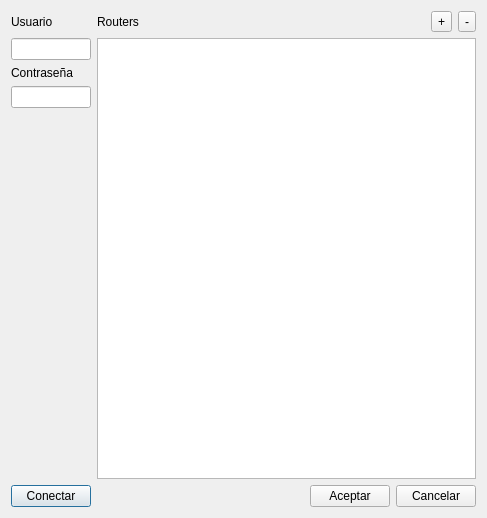
The window that Dialogs/DlgCnfgConnect.ui (silderan/QMikPPPManager) describes before a commit, drawn with Qt 5.
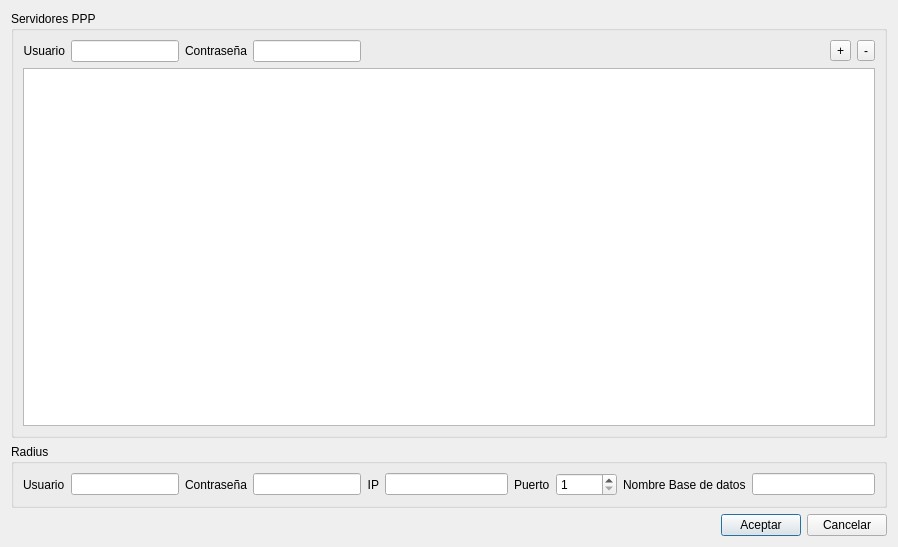
The same window after the commit.

Commit message:
starting radius comunication
Starting radius comunication

The edit to the form file:
```diff
--- a/Dialogs/DlgCnfgConnect.ui
+++ b/Dialogs/DlgCnfgConnect.ui
@@ -6,85 +6,15 @@
    <rect>
     <x>0</x>
     <y>0</y>
-    <width>487</width>
-    <height>518</height>
+    <width>898</width>
+    <height>547</height>
    </rect>
   </property>
   <property name="windowTitle">
    <string>Configuración routers</string>
   </property>
-  <layout class="QGridLayout" name="gridLayout">
-   <item row="0" column="0">
-    <widget class="QLabel" name="label">
-     <property name="text">
-      <string>Usuario</string>
-     </property>
-    </widget>
-   </item>
-   <item row="0" column="1">
-    <widget class="QLabel" name="label_3">
-     <property name="text">
-      <string>Routers</string>
-     </property>
-    </widget>
-   </item>
-   <item row="1" column="0">
-    <widget class="QLineEdit" name="userLineEdit">
-     <property name="sizePolicy">
-      <sizepolicy hsizetype="Maximum" vsizetype="Fixed">
-       <horstretch>0</horstretch>
-       <verstretch>0</verstretch>
-      </sizepolicy>
-     </property>
-    </widget>
-   </item>
-   <item row="1" column="1" rowspan="4" colspan="3">
-    <widget class="QTableWidget" name="hostsTable"/>
-   </item>
+  <layout class="QGridLayout" name="gridLayout_3">
    <item row="2" column="0">
-    <widget class="QLabel" name="label_2">
-     <property name="text">
-      <string>Contraseña</string>
-     </property>
-    </widget>
-   </item>
-   <item row="3" column="0">
-    <widget class="QLineEdit" name="passLineEdit">
-     <property name="sizePolicy">
-      <sizepolicy hsizetype="Maximum" vsizetype="Fixed">
-       <horstretch>0</horstretch>
-       <verstretch>0</verstretch>
-      </sizepolicy>
-     </property>
-    </widget>
-   </item>
-   <item row="4" column="0">
-    <spacer name="verticalSpacer">
-     <property name="orientation">
-      <enum>Qt::Vertical</enum>
-     </property>
-     <property name="sizeHint" stdset="0">
-      <size>
-       <width>20</width>
-       <height>40</height>
-      </size>
-     </property>
-    </spacer>
-   </item>
-   <item row="5" column="0">
-    <widget class="QPushButton" name="connectButton">
-     <property name="sizePolicy">
-      <sizepolicy hsizetype="Maximum" vsizetype="Fixed">
-       <horstretch>0</horstretch>
-       <verstretch>0</verstretch>
-      </sizepolicy>
-     </property>
-     <property name="text">
-      <string>Conectar</string>
-     </property>
-    </widget>
-   </item>
-   <item row="5" column="1">
     <spacer name="horizontalSpacer">
      <property name="orientation">
       <enum>Qt::Horizontal</enum>
@@ -97,21 +27,67 @@
      </property>
     </spacer>
    </item>
-   <item row="5" column="2">
+   <item row="2" column="1">
     <widget class="QPushButton" name="acceptButton">
      <property name="text">
       <string>Aceptar</string>
      </property>
     </widget>
    </item>
-   <item row="5" column="3">
+   <item row="2" column="2">
     <widget class="QPushButton" name="cancelButton">
      <property name="text">
       <string>Cancelar</string>
      </property>
     </widget>
    </item>
-   <item row="0" column="2" colspan="2">
+   <item row="0" column="0" colspan="3">
+    <widget class="QGroupBox" name="groupBox">
+     <property name="title">
+      <string>Servidores PPP</string>
+     </property>
+     <layout class="QGridLayout" name="gridLayout">
+      <item row="0" column="0">
+       <widget class="QLabel" name="label">
+        <property name="text">
+         <string>Usuario</string>
+        </property>
+        <property name="alignment">
+         <set>Qt::AlignRight|Qt::AlignTrailing|Qt::AlignVCenter</set>
+        </property>
+       </widget>
+      </item>
+      <item row="0" column="1">
+       <widget class="QLineEdit" name="userLineEdit">
+        <property name="sizePolicy">
+         <sizepolicy hsizetype="Maximum" vsizetype="Fixed">
+          <horstretch>0</horstretch>
+          <verstretch>0</verstretch>
+         </sizepolicy>
+        </property>
+       </widget>
+      </item>
+      <item row="0" column="2">
+       <widget class="QLabel" name="label_2">
+        <property name="text">
+         <string>Contraseña</string>
+        </property>
+        <property name="alignment">
+         <set>Qt::AlignRight|Qt::AlignTrailing|Qt::AlignVCenter</set>
+        </property>
+       </widget>
+      </item>
+      <item row="0" column="3">
+       <widget class="QLineEdit" name="passLineEdit">
+        <property name="sizePolicy">
+         <sizepolicy hsizetype="Maximum" vsizetype="Fixed">
+          <horstretch>0</horstretch>
+          <verstretch>0</verstretch>
+         </sizepolicy>
+        </property>
+       </widget>
+      </item>
+      <item row="0" column="4">
     <layout class="QHBoxLayout" name="horizontalLayout">
      <item>
       <spacer name="horizontalSpacer_2">
@@ -142,8 +118,111 @@
      </item>
     </layout>
    </item>
-  </layout>
- </widget>
+      <item row="1" column="0" colspan="5">
+       <widget class="QTableWidget" name="hostsTable"/>
+      </item>
+     </layout>
+    </widget>
+   </item>
+   <item row="1" column="0" colspan="3">
+    <widget class="QGroupBox" name="groupBox_2">
+     <property name="title">
+      <string>Radius</string>
+     </property>
+     <layout class="QGridLayout" name="gridLayout_2">
+      <item row="0" column="6">
+       <widget class="QLabel" name="label_6">
+        <property name="text">
+         <string>Puerto</string>
+        </property>
+       </widget>
+      </item>
+      <item row="0" column="0">
+       <widget class="QLabel" name="label_3">
+        <property name="text">
+         <string>Usuario</string>
+        </property>
+       </widget>
+      </item>
+      <item row="0" column="4">
+       <widget class="QLabel" name="label_5">
+        <property name="text">
+         <string>IP</string>
+        </property>
+        <property name="alignment">
+         <set>Qt::AlignRight|Qt::AlignTrailing|Qt::AlignVCenter</set>
+        </property>
+       </widget>
+      </item>
+      <item row="0" column="7">
+       <widget class="QSpinBox" name="radiusPort">
+        <property name="minimum">
+         <number>1</number>
+        </property>
+        <property name="maximum">
+         <number>65535</number>
+        </property>
+       </widget>
+      </item>
+      <item row="0" column="8">
+       <widget class="QLabel" name="label_7">
+        <property name="text">
+         <string>Nombre Base de datos</string>
+        </property>
+       </widget>
+      </item>
+      <item row="0" column="2">
+       <widget class="QLabel" name="label_4">
+        <property name="text">
+         <string>Contraseña</string>
+        </property>
+       </widget>
+      </item>
+      <item row="0" column="1">
+       <widget class="QLineEdit" name="radiusUserName">
+        <property name="sizePolicy">
+         <sizepolicy hsizetype="Maximum" vsizetype="Fixed">
+          <horstretch>0</horstretch>
+          <verstretch>0</verstretch>
+         </sizepolicy>
+        </property>
+       </widget>
+      </item>
+      <item row="0" column="5">
+       <widget class="QLineEdit" name="radiusURL"/>
+      </item>
+      <item row="0" column="3">
+       <widget class="QLineEdit" name="radiusUserPass">
+        <property name="sizePolicy">
+         <sizepolicy hsizetype="Maximum" vsizetype="Fixed">
+          <horstretch>0</horstretch>
+          <verstretch>0</verstretch>
+         </sizepolicy>
+        </property>
+       </widget>
+      </item>
+      <item row="0" column="9">
+       <widget class="QLineEdit" name="radiusDataBase"/>
+      </item>
+     </layout>
+    </widget>
+   </item>
+  </layout>
+ </widget>
+ <tabstops>
+  <tabstop>userLineEdit</tabstop>
+  <tabstop>passLineEdit</tabstop>
+  <tabstop>addButton</tabstop>
+  <tabstop>delButton</tabstop>
+  <tabstop>hostsTable</tabstop>
+  <tabstop>radiusUserName</tabstop>
+  <tabstop>radiusUserPass</tabstop>
+  <tabstop>radiusURL</tabstop>
+  <tabstop>radiusPort</tabstop>
+  <tabstop>radiusDataBase</tabstop>
+  <tabstop>acceptButton</tabstop>
+  <tabstop>cancelButton</tabstop>
+ </tabstops>
  <resources/>
  <connections/>
 </ui>
```
Lines whose indentation alone changed are shown as unchanged. The commit also changes 11 other files.
